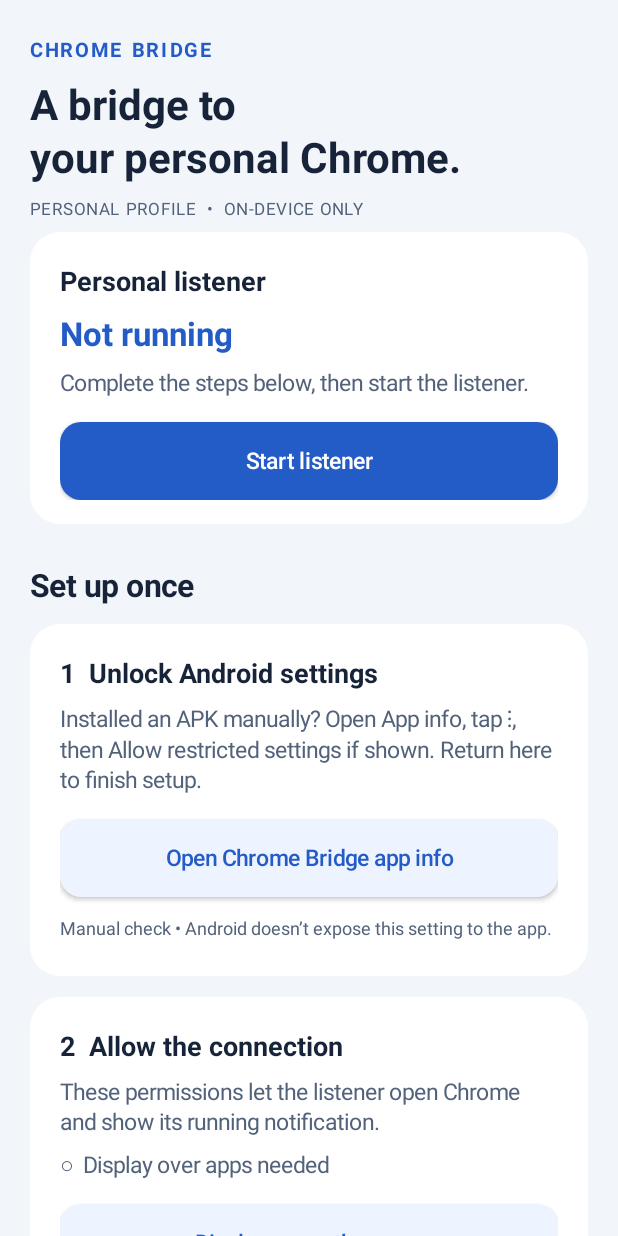
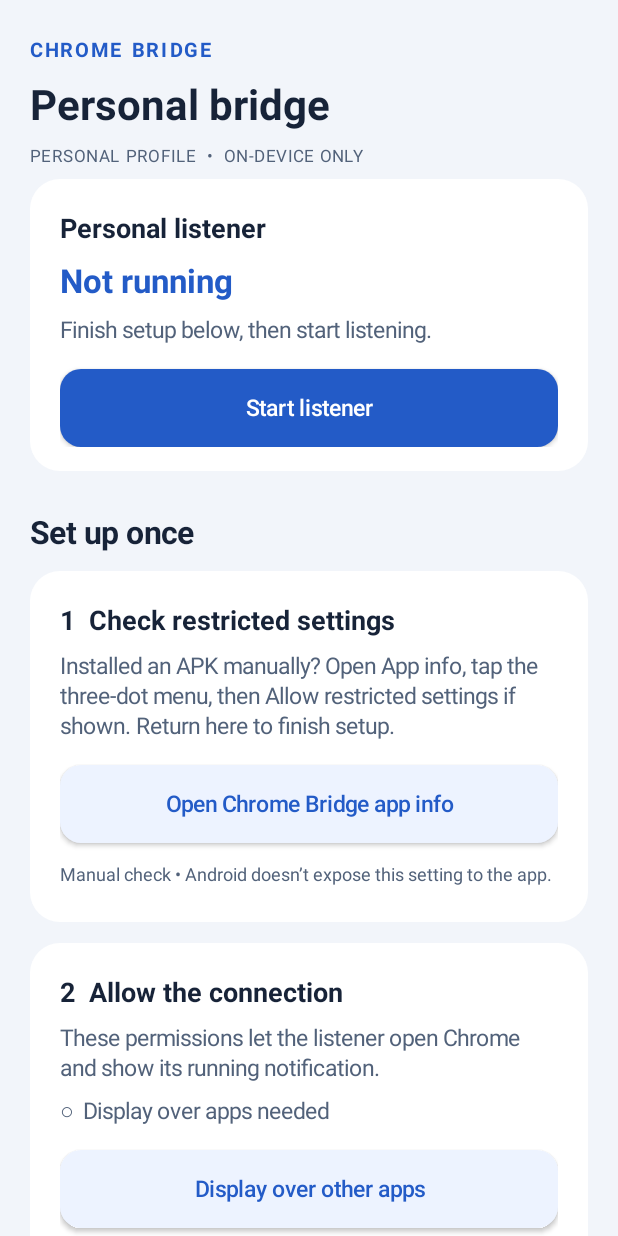
Before and after one commit to DV8FromTheWorld/ChromeBridge, an Android app: the screen it shows after launch (MainActivity), on a phone screen of 412 x 824 dp. Run offline under Robolectric (Android 15) with nearby library versions, the phone set to English and light mode, and no system bars.

Commit message:
Refine setup layout after development emulator review

```diff
--- a/app/src/main/java/com/example/chromebridge/MainActivity.kt
+++ b/app/src/main/java/com/example/chromebridge/MainActivity.kt
@@ -93,7 +93,7 @@ class MainActivity : Activity() {
             setPadding(dp(20), dp(24), dp(20), dp(28)); setBackgroundColor(backgroundColor)
         }
         layout.addView(text("CHROME BRIDGE", 13f, true).apply { setTextColor(accent); letterSpacing = .14f })
-        layout.addView(text(if (work) "Your work links.\nYour personal browser." else "A bridge to\nyour personal Chrome.", 28f, true))
+        layout.addView(text(if (work) "Work links, bridged." else "Personal bridge", 28f, true))
         layout.addView(text(if (work) "WORK PROFILE  →  PERSONAL" else "PERSONAL PROFILE  •  ON-DEVICE ONLY", 11f).apply { letterSpacing = .08f })
         val live = card(layout, if (work) "Work sender" else "Personal listener")
         headline = text("Checking status…", 22f, true).apply { setTextColor(accent) }; live.addView(headline)
@@ -125,7 +125,7 @@ class MainActivity : Activity() {
                 if (role.isRoleAvailable(RoleManager.ROLE_BROWSER)) startActivityForResult(role.createRequestRoleIntent(RoleManager.ROLE_BROWSER), 2)
             }
         } else {
-            val restricted = card(layout, "1  Unlock Android settings", "Installed an APK manually? Open App info, tap ⋮, then Allow restricted settings if shown. Return here to finish setup.")
+            val restricted = card(layout, "1  Check restricted settings", "Installed an APK manually? Open App info, tap the three-dot menu, then Allow restricted settings if shown. Return here to finish setup.")
             action(restricted, "Open Chrome Bridge app info") { openAppInfo() }
             restricted.addView(text("Manual check • Android doesn’t expose this setting to the app.", 12f).apply { setPadding(0, dp(12), 0, 0) })
             val permissions = card(layout, "2  Allow the connection", "These permissions let the listener open Chrome and show its running notification.")
@@ -200,7 +200,7 @@ class MainActivity : Activity() {
             summary.text = if (work) { if (verified != null) "Last verified $verified. Open a Work link to test again." else "Save your code, then open a Work link to test the connection." }
                 else if (listening) "Ready to receive Work links. Keep Chrome as your Personal browser."
                 else if (BridgeState.enabled(this)) "Restart is enabled, but the socket is not listening yet. Check permissions below."
-                else "Complete the steps below, then start the listener."
+                else "Finish setup below, then start listening."
             listenerButton?.text = if (BridgeState.enabled(this)) "Stop listener" else "Start listener"
             overlayStatus?.text = if (Settings.canDrawOverlays(this)) "✓  Display over apps allowed" else "○  Display over apps needed"
             notificationStatus?.text = if (notifications.areNotificationsEnabled() && channel?.importance != NotificationManager.IMPORTANCE_NONE) "✓  Notifications allowed" else "○  Notifications needed"
```
Also changed, not shown: 2 other files.
